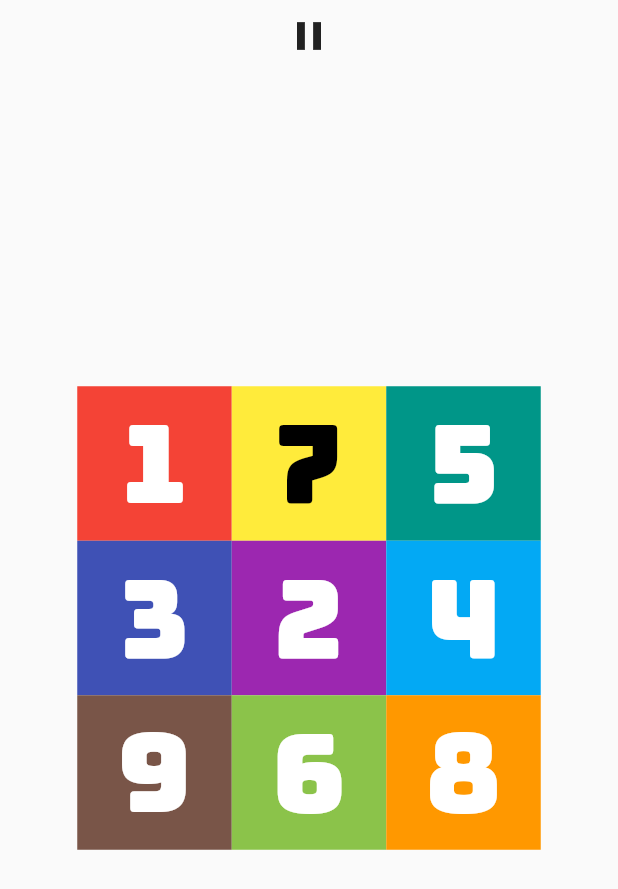
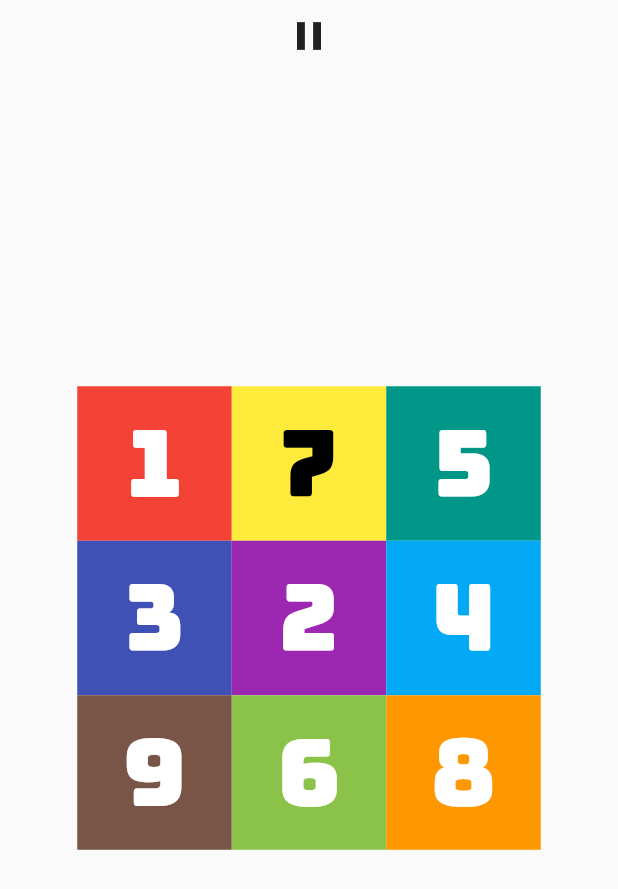
Before and after one commit to joscha0/slideboom, a Flutter app: the screen it shows after launch, after a tap on "play", on a phone screen of 412 x 824 dp. Shown: the top 889 px of the screen. Run offline on Flutter 3.47's test engine with Material 2 defaults, Android fonts, the phone set to English and light mode, and no system bars; our stand-ins replace get, google_fonts.

Commit message:
fix font size

```diff
--- a/lib/pages/game/game_page.dart
+++ b/lib/pages/game/game_page.dart
@@ -112,7 +112,7 @@ class GamePage extends GetView<GameController> {
                 child: Text(
                   (c.tilePositions[index] + 1).toString(),
                   style: TextStyle(
-                    fontSize: c.tileWidth * 0.7,
+                    fontSize: c.tileWidth * 0.6,
                     color: c.getColor(index).computeLuminance() < 0.5
                         ? Colors.white
                         : Colors.black,
```
